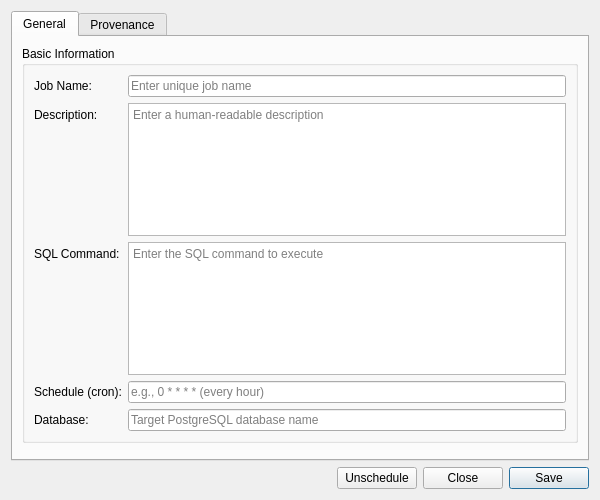
Old version of the form projects/ores.qt/ui/JobDefinitionDetailDialog.ui in the repository OreStudio/OreStudio.
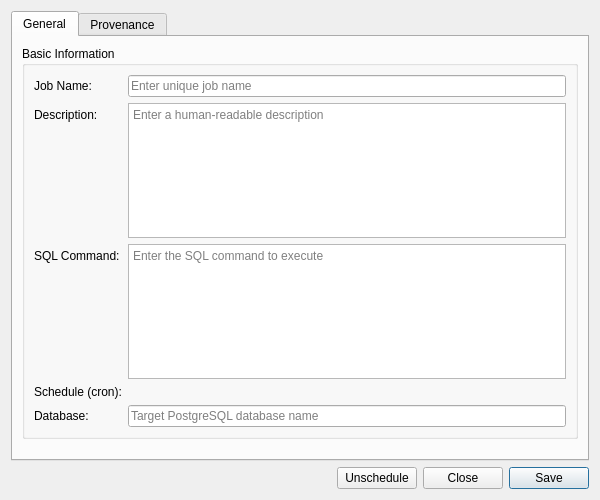
New version of the form. Custom widgets are drawn as their Qt base class.

Commit message: [qt] Add report scheduling UI with CronExpressionWidget

```diff
--- a/projects/ores.qt/ui/JobDefinitionDetailDialog.ui
+++ b/projects/ores.qt/ui/JobDefinitionDetailDialog.ui
@@ -112,11 +112,7 @@
            </widget>
           </item>
           <item row="3" column="1">
-           <widget class="QLineEdit" name="scheduleExpressionEdit">
-            <property name="placeholderText">
-             <string>e.g., 0 * * * * (every hour)</string>
-            </property>
-           </widget>
+           <widget class="ores::qt::CronExpressionWidget" name="cronWidget" native="true"/>
           </item>
           <item row="4" column="0">
            <widget class="QLabel" name="labelDatabaseName">
@@ -209,6 +205,11 @@
    <extends>QWidget</extends>
    <header>ores.qt/ProvenanceWidget.hpp</header>
   </customwidget>
+  <customwidget>
+   <class>ores::qt::CronExpressionWidget</class>
+   <extends>QWidget</extends>
+   <header>ores.qt/CronExpressionWidget.hpp</header>
+  </customwidget>
  </customwidgets>
  <resources/>
  <connections/>
```
The commit also changes 20 other files.
